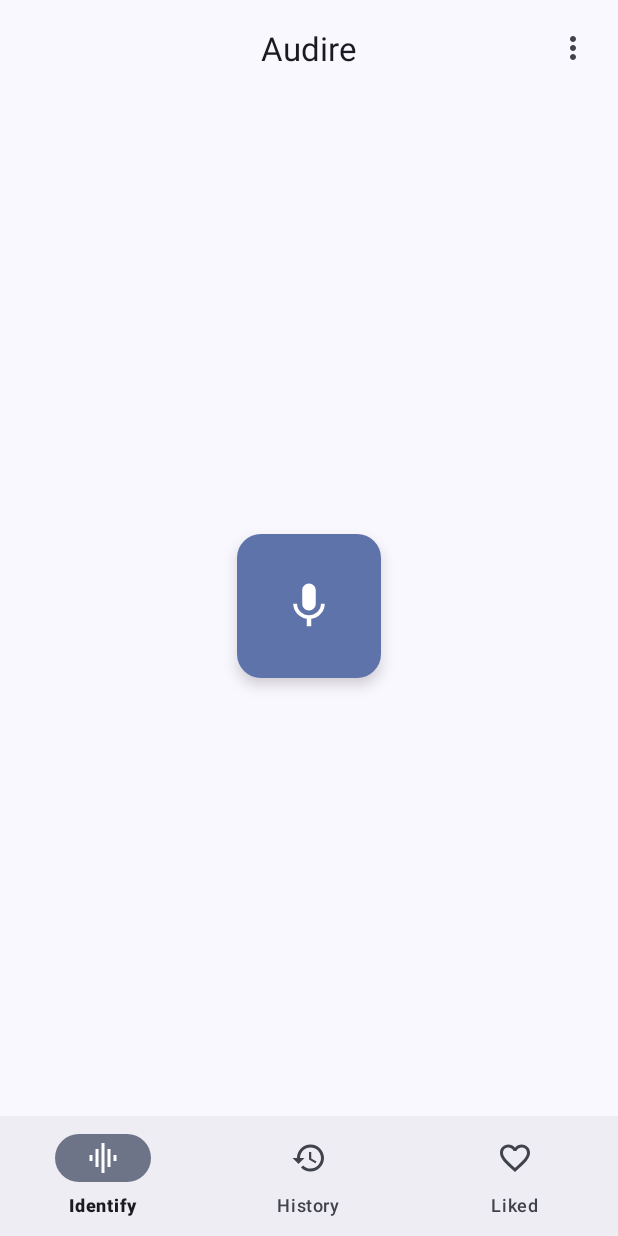
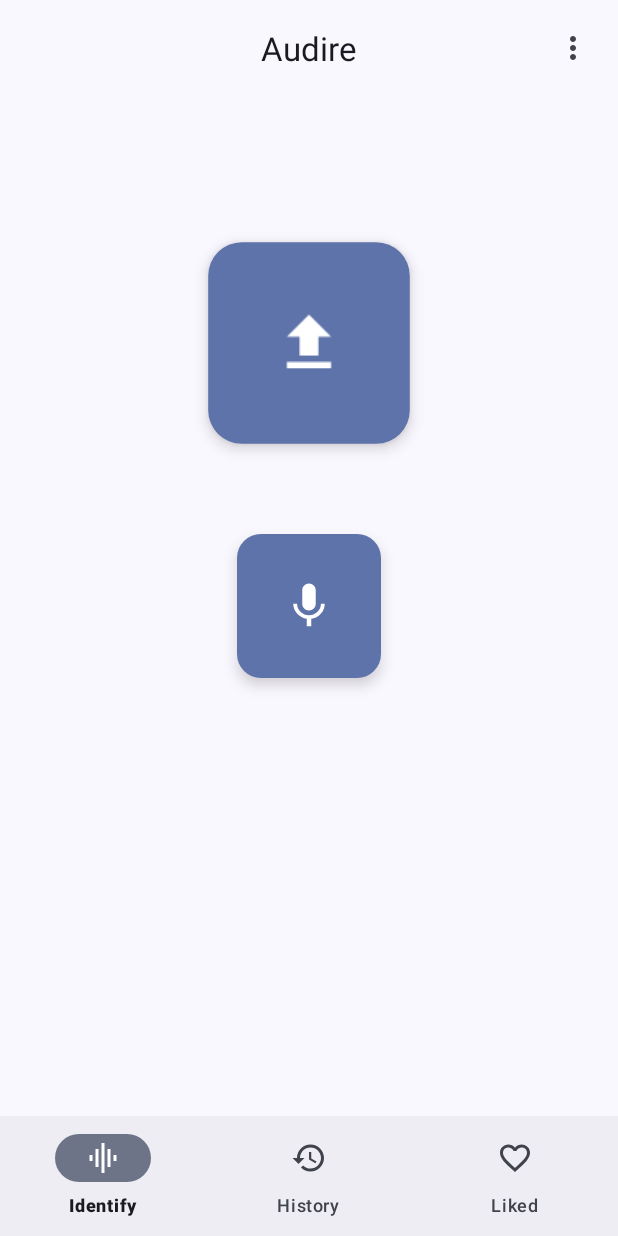
Before and after one commit to JonahHoffman59/Audire-Enhanced, an Android app: the screen it shows after launch (MainActivity), on a phone screen of 412 x 824 dp. Run offline under Robolectric (Android 15) with nearby library versions, the phone set to English and light mode, and no system bars; our stand-ins replace navigation-ui; libraries missing offline, so code that uses them is left out: com.github.f4b6a3.uuid.

Commit message:
add ui button for file upload, no functionality yet

```diff
--- a/app/src/main/java/com/alexmercerind/audire/ui/IdentifyFragment.kt
+++ b/app/src/main/java/com/alexmercerind/audire/ui/IdentifyFragment.kt
@@ -37,6 +37,10 @@ class IdentifyFragment : Fragment() {
     private lateinit var visibilityStopButtonObjectAnimator: ObjectAnimator
     private lateinit var visibilityWaveViewObjectAnimator: ObjectAnimator
 
+    private lateinit var idleFileFloatingActionButtonObjectAnimator: ObjectAnimator
+
+    private lateinit var visibilityFileFloatingActionButtonObjectAnimator: ObjectAnimator
+
     override fun onCreateView(
         inflater: LayoutInflater, container: ViewGroup?, savedInstanceState: Bundle?
     ): View {
@@ -57,11 +61,22 @@ class IdentifyFragment : Fragment() {
                 runCatching { launcher.launch(Manifest.permission.RECORD_AUDIO) }
             }
         }
+
+        binding.fileFloatingActionButton.setOnClickListener {
+            if (true) {
+                val getContent = registerForActivityResult(ActivityResultContracts.GetContent()) {
+                }
+                getContent.launch("downloads/*")
+
+            } else {
+                runCatching { launcher.launch(Manifest.permission.RECORD_AUDIO) }
+            }
+        }
         binding.stopButton.setOnClickListener {
             identifyViewModel.stop()
         }
 
-     viewLifecycleOwner.lifecycleScope.launch {
+        viewLifecycleOwner.lifecycleScope.launch {
             repeatOnLifecycle(Lifecycle.State.STARTED) {
                 launch {
                     identifyViewModel.error.collect {
@@ -98,6 +113,27 @@ class IdentifyFragment : Fragment() {
                     }
                 }
             }
+        }
+
+        // file upload animation, same as audio record animation, but reversed for better look
+        idleFileFloatingActionButtonObjectAnimator = ObjectAnimator.ofPropertyValuesHolder(
+            binding.fileFloatingActionButton,
+            PropertyValuesHolder.ofFloat(View.SCALE_X, 1.4F, 1.0F),
+            PropertyValuesHolder.ofFloat(View.SCALE_Y, 1.4F, 1.0F),
+        ).apply {
+            duration = 2000L
+            interpolator = AccelerateDecelerateInterpolator()
+            repeatCount = ObjectAnimator.INFINITE
+            repeatMode = ObjectAnimator.REVERSE
+        }
+        visibilityFileFloatingActionButtonObjectAnimator = ObjectAnimator.ofPropertyValuesHolder(
+            binding.fileFloatingActionButton,
+            PropertyValuesHolder.ofFloat(View.SCALE_X, 0.5F, 1.0F),
+            PropertyValuesHolder.ofFloat(View.SCALE_Y, 0.5F, 1.0F),
+            PropertyValuesHolder.ofFloat(View.ALPHA, 0.0F, 1.0F),
+        ).apply {
+            duration = 200L
+            interpolator = AccelerateDecelerateInterpolator()
         }
 
         idleFloatingActionButtonObjectAnimator = ObjectAnimator.ofPropertyValuesHolder(
@@ -173,6 +209,7 @@ class IdentifyFragment : Fragment() {
 
     private fun animateToRecordButton() {
         idleFloatingActionButtonObjectAnimator.start()
+        idleFileFloatingActionButtonObjectAnimator.start()
 
         if (binding.recordFloatingActionButton.alpha == 0.0F) {
             visibilityRecordFloatingActionButtonObjectAnimator.start()
--- a/app/src/main/res/layout/fragment_identify.xml
+++ b/app/src/main/res/layout/fragment_identify.xml
@@ -33,6 +33,7 @@
     </com.google.android.material.appbar.AppBarLayout>
 
     <androidx.constraintlayout.widget.ConstraintLayout
+        android:id="@+id/constraintLayout2"
         android:layout_width="match_parent"
         android:layout_height="match_parent"
         android:layout_marginTop="?attr/actionBarSize">
@@ -44,9 +45,10 @@
             android:layout_height="wrap_content"
             app:layout_constraintBottom_toBottomOf="parent"
             app:layout_constraintEnd_toEndOf="parent"
-            app:layout_constraintHorizontal_bias="0.0"
+            app:layout_constraintHorizontal_bias="1.0"
             app:layout_constraintStart_toStartOf="parent"
-            app:layout_constraintTop_toTopOf="parent" />
+            app:layout_constraintTop_toTopOf="parent"
+            app:layout_constraintVertical_bias="0.0" />
 
         <com.google.android.material.floatingactionbutton.FloatingActionButton
             android:id="@+id/recordFloatingActionButton"
@@ -78,6 +80,25 @@
             app:layout_constraintStart_toStartOf="parent"
             app:layout_constraintTop_toTopOf="parent"
             app:layout_constraintVertical_bias="0.8" />
+
+        <com.google.android.material.floatingactionbutton.FloatingActionButton
+            android:id="@+id/fileFloatingActionButton"
+            android:layout_width="wrap_content"
+            android:layout_height="wrap_content"
+            android:clickable="true"
+            android:contentDescription="@string/identify_record"
+            android:focusable="true"
+            android:src="@drawable/baseline_file_upload_24"
+            app:fabCustomSize="96dp"
+            app:fabSize="auto"
+            app:layout_constraintBottom_toBottomOf="parent"
+            app:layout_constraintEnd_toEndOf="parent"
+            app:layout_constraintHorizontal_bias="0.5"
+            app:layout_constraintStart_toStartOf="parent"
+            app:layout_constraintTop_toTopOf="parent"
+            app:layout_constraintVertical_bias="0.2"
+            app:maxImageSize="36dp" />
+
     </androidx.constraintlayout.widget.ConstraintLayout>
 
 </androidx.coordinatorlayout.widget.CoordinatorLayout>
```
